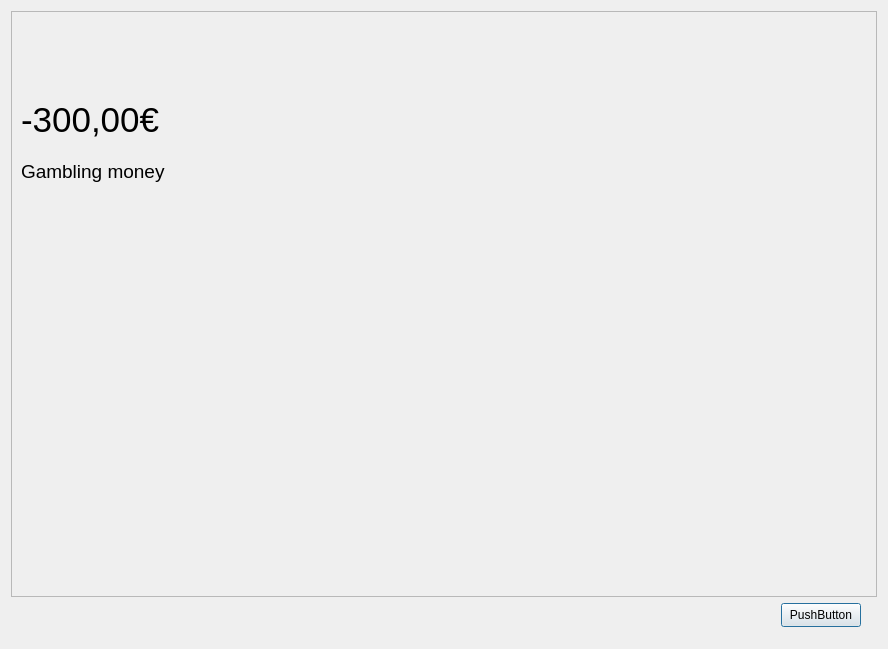
First picture: the form in bank-automat/gui/transactionview.ui, repository 25kmo-project/group_11, before the edit.
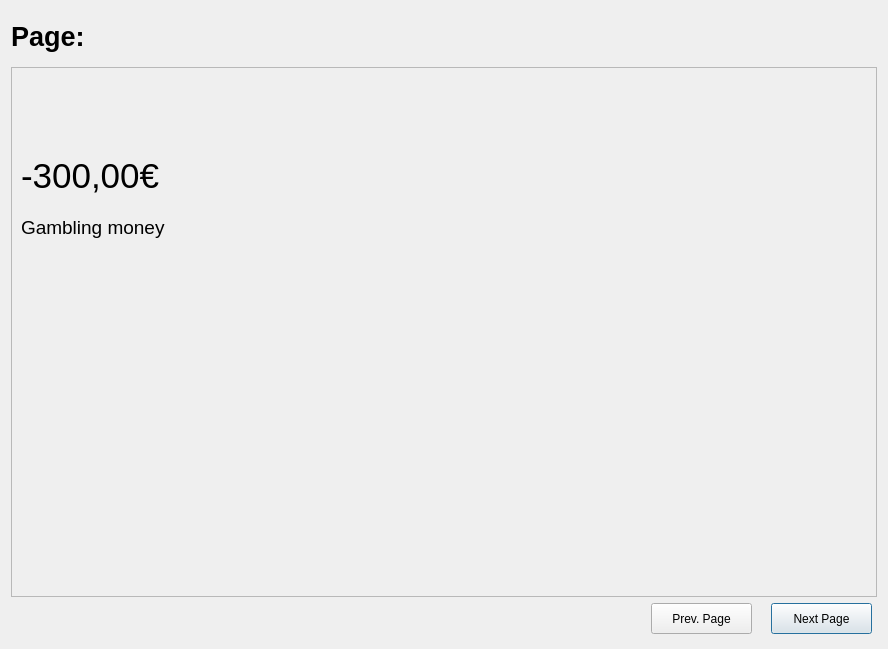
Second picture: the form after the edit.

Diff of the .ui file:
```diff
--- a/bank-automat/gui/transactionview.ui
+++ b/bank-automat/gui/transactionview.ui
@@ -14,8 +14,33 @@
    <string>Dialog</string>
   </property>
   <layout class="QVBoxLayout" name="verticalLayout">
+   <item>
+    <widget class="QLabel" name="label_page">
+     <property name="minimumSize">
+      <size>
+       <width>0</width>
+       <height>50</height>
+      </size>
+     </property>
+     <property name="font">
+      <font>
+       <pointsize>20</pointsize>
+       <bold>true</bold>
+      </font>
+     </property>
+     <property name="text">
+      <string>Page: </string>
+     </property>
+    </widget>
+   </item>
    <item>
     <widget class="QScrollArea" name="scrollArea">
+     <property name="minimumSize">
+      <size>
+       <width>0</width>
+       <height>50</height>
+      </size>
+     </property>
      <property name="widgetResizable">
       <bool>true</bool>
      </property>
@@ -28,7 +53,7 @@
         <x>0</x>
         <y>0</y>
         <width>868</width>
-        <height>588</height>
+        <height>532</height>
        </rect>
       </property>
       <property name="maximumSize">
@@ -102,14 +127,27 @@
      <widget class="QPushButton" name="pushButton">
       <property name="geometry">
        <rect>
-        <x>770</x>
+        <x>760</x>
         <y>0</y>
-        <width>80</width>
-        <height>24</height>
+        <width>101</width>
+        <height>31</height>
        </rect>
       </property>
       <property name="text">
-       <string>PushButton</string>
+       <string>Next Page</string>
+      </property>
+     </widget>
+     <widget class="QPushButton" name="btn_prevPage">
+      <property name="geometry">
+       <rect>
+        <x>640</x>
+        <y>0</y>
+        <width>101</width>
+        <height>31</height>
+       </rect>
+      </property>
+      <property name="text">
+       <string>Prev. Page</string>
       </property>
      </widget>
     </widget>
```
Left out of the diff: 4 changed lines with no effect on the pictures.
